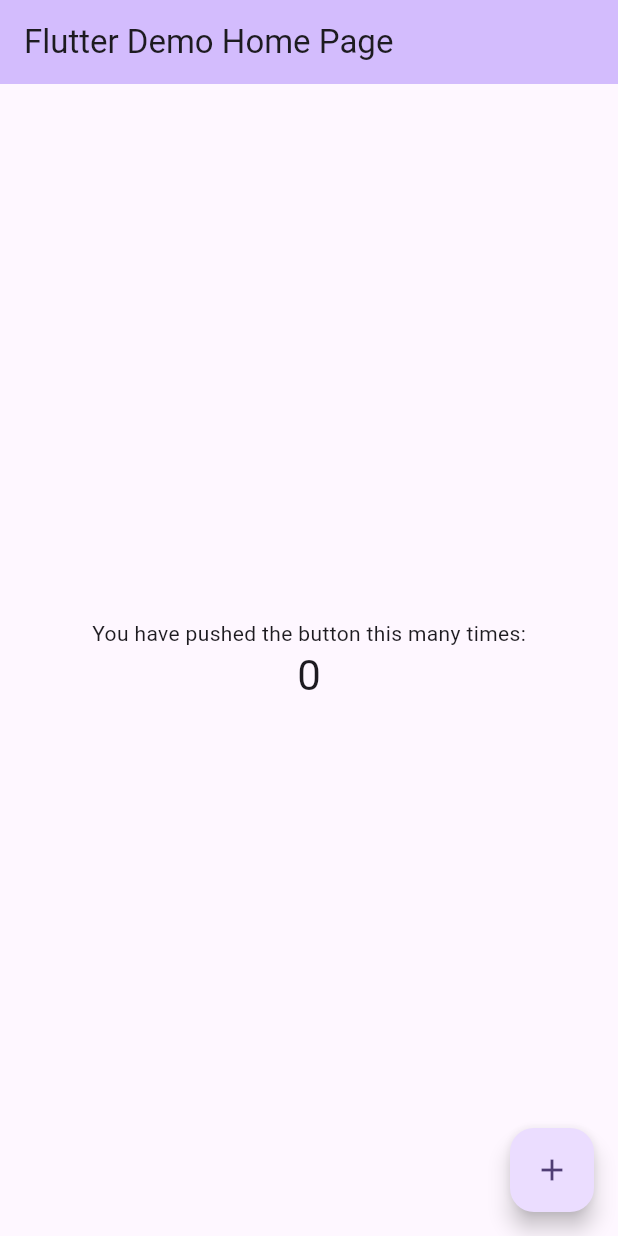
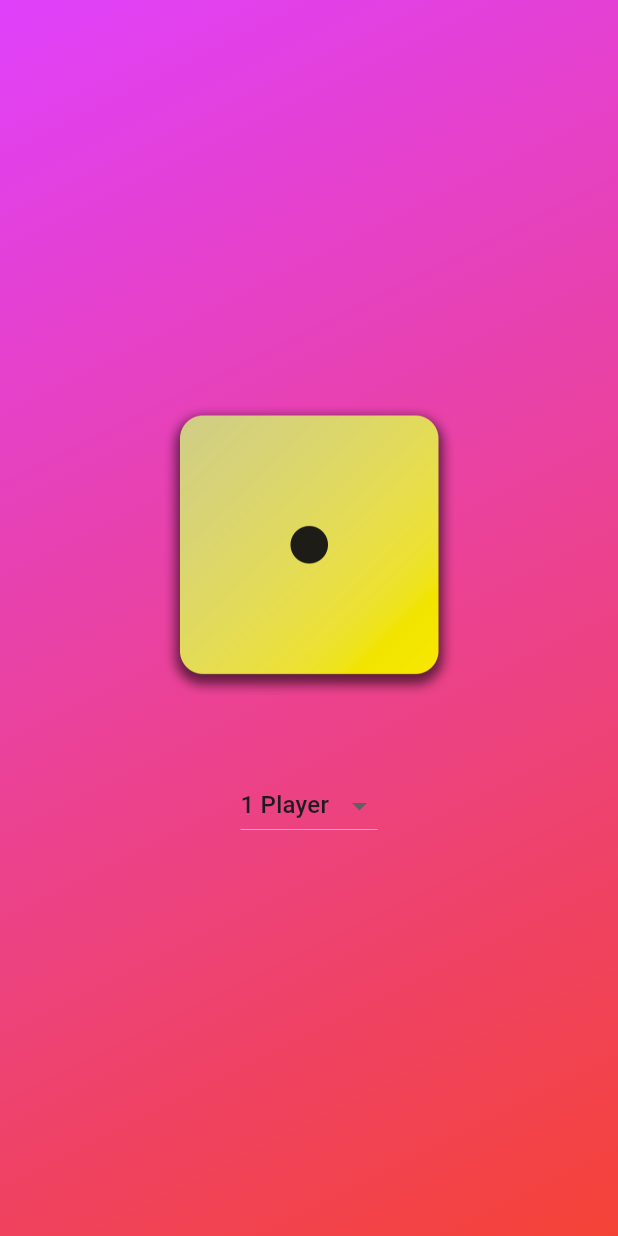
Before and after one commit to majedco03/Dice_roll_game, a Flutter app: the screen it shows after launch, on a phone screen of 412 x 824 dp. Run offline on Flutter 3.47's test engine with Material 3 defaults, Android fonts, the light colour scheme and no system bars.

Commit message:
Added Backgound and player selectsion

```diff
--- /dev/null
+++ b/lib/background.dart
@@ -0,0 +1,21 @@
+import 'package:flutter/material.dart';
+import 'dice_game.dart';
+
+final List<Color> colors = [Colors.purpleAccent, Colors.red];
+
+class Background extends StatelessWidget {
+  const Background({super.key});
+  @override
+  Widget build(context) {
+    return Container(
+      decoration: BoxDecoration(
+        gradient: LinearGradient(
+          colors: colors,
+          begin: Alignment.topLeft,
+          end: Alignment.bottomRight,
+        ),
+      ),
+      child: Center(child: DiceGame()),
+    );
+  }
+}
--- /dev/null
+++ b/lib/dice_game.dart
@@ -0,0 +1,97 @@
+import 'package:flutter/material.dart';
+import 'dart:math';
+
+final randomizer = Random();
+final List<String> items = ['1 Player', '2 Players', '3 Players', '4 Players'];
+
+class DiceGame extends StatefulWidget {
+  @override
+  State<StatefulWidget> createState() {
+    return _DiceGameState();
+  }
+}
+
+class _DiceGameState extends State<DiceGame> {
+  var activeDice1 = 'assets/images/dice-1.png';
+  var activeDice2 = 'assets/images/dice-1.png';
+  var activeDice3 = 'assets/images/dice-1.png';
+  var activeDice4 = 'assets/images/dice-1.png';
+
+  int? numOfPlayers = 1;
+
+  void changeNumOfPlayers(int? value) {
+    setState(() {
+      numOfPlayers = value;
+    });
+  }
+
+  @override
+  Widget build(context) {
+    return Column(
+      mainAxisSize: MainAxisSize.min,
+      children: [
+        if (numOfPlayers == 1) Image.asset(activeDice1, width: 200),
+
+        if (numOfPlayers == 2)
+          Row(
+            mainAxisAlignment: MainAxisAlignment.center,
+            children: [
+              Image.asset(activeDice1, width: 150),
+              SizedBox(width: 20),
+              Image.asset(activeDice2, width: 150),
+            ],
+          ),
+
+        if (numOfPlayers == 3)
+          Column(
+            children: [
+              Row(
+                mainAxisAlignment: MainAxisAlignment.center,
+                children: [
+                  Image.asset(activeDice1, width: 130),
+                  SizedBox(width: 20),
+                  Image.asset(activeDice2, width: 130),
+                ],
+              ),
+              SizedBox(height: 20),
+              Image.asset(activeDice3, width: 130),
+            ],
+          ),
+
+        if (numOfPlayers == 4)
+          Column(
+            children: [
+              Row(
+                mainAxisAlignment: MainAxisAlignment.center,
+                children: [
+                  Image.asset(activeDice1, width: 100),
+                  SizedBox(width: 20),
+                  Image.asset(activeDice2, width: 100),
+                ],
+              ),
+              SizedBox(height: 20),
+              Row(
+                mainAxisAlignment: MainAxisAlignment.center,
+                children: [
+                  Image.asset(activeDice3, width: 100),
+                  SizedBox(width: 20),
+                  Image.asset(activeDice4, width: 100),
+                ],
+              ),
+            ],
+          ),
+        const SizedBox(height: 50),
+        DropdownButton<int>(
+          value: numOfPlayers,
+          items: const [
+            DropdownMenuItem(value: 1, child: Text("1 Player")),
+            DropdownMenuItem(value: 2, child: Text("2 Players")),
+            DropdownMenuItem(value: 3, child: Text("3 Players")),
+            DropdownMenuItem(value: 4, child: Text("4 Players")),
+          ],
+          onChanged: changeNumOfPlayers,
+        ),
+      ],
+    );
+  }
+}
--- a/lib/main.dart
+++ b/lib/main.dart
@@ -1,122 +1,6 @@
 import 'package:flutter/material.dart';
+import 'background.dart';
 
 void main() {
-  runApp(const MyApp());
+  runApp(MaterialApp(home: Scaffold(body: Background())));
 }
-
-class MyApp extends StatelessWidget {
-  const MyApp({super.key});
-
-  // This widget is the root of your application.
-  @override
-  Widget build(BuildContext context) {
-    return MaterialApp(
-      title: 'Flutter Demo',
-      theme: ThemeData(
-        // This is the theme of your application.
-        //
-        // TRY THIS: Try running your application with "flutter run". You'll see
-        // the application has a purple toolbar. Then, without quitting the app,
-        // try changing the seedColor in the colorScheme below to Colors.green
-        // and then invoke "hot reload" (save your changes or press the "hot
-        // reload" button in a Flutter-supported IDE, or press "r" if you used
-        // the command line to start the app).
-        //
-        // Notice that the counter didn't reset back to zero; the application
-        // state is not lost during the reload. To reset the state, use hot
-        // restart instead.
-        //
-        // This works for code too, not just values: Most code changes can be
-        // tested with just a hot reload.
-        colorScheme: ColorScheme.fromSeed(seedColor: Colors.deepPurple),
-      ),
-      home: const MyHomePage(title: 'Flutter Demo Home Page'),
-    );
-  }
-}
-
-class MyHomePage extends StatefulWidget {
-  const MyHomePage({super.key, required this.title});
-
-  // This widget is the home page of your application. It is stateful, meaning
-  // that it has a State object (defined below) that contains fields that affect
-  // how it looks.
-
-  // This class is the configuration for the state. It holds the values (in this
-  // case the title) provided by the parent (in this case the App widget) and
-  // used by the build method of the State. Fields in a Widget subclass are
-  // always marked "final".
-
-  final String title;
-
-  @override
-  State<MyHomePage> createState() => _MyHomePageState();
-}
-
-class _MyHomePageState extends State<MyHomePage> {
-  int _counter = 0;
-
-  void _incrementCounter() {
-    setState(() {
-      // This call to setState tells the Flutter framework that something has
-      // changed in this State, which causes it to rerun the build method below
-      // so that the display can reflect the updated values. If we changed
-      // _counter without calling setState(), then the build method would not be
-      // called again, and so nothing would appear to happen.
-      _counter++;
-    });
-  }
-
-  @override
-  Widget build(BuildContext context) {
-    // This method is rerun every time setState is called, for instance as done
-    // by the _incrementCounter method above.
-    //
-    // The Flutter framework has been optimized to make rerunning build methods
-    // fast, so that you can just rebuild anything that needs updating rather
-    // than having to individually change instances of widgets.
-    return Scaffold(
-      appBar: AppBar(
-        // TRY THIS: Try changing the color here to a specific color (to
-        // Colors.amber, perhaps?) and trigger a hot reload to see the AppBar
-        // change color while the other colors stay the same.
-        backgroundColor: Theme.of(context).colorScheme.inversePrimary,
-        // Here we take the value from the MyHomePage object that was created by
-        // the App.build method, and use it to set our appbar title.
-        title: Text(widget.title),
-      ),
-      body: Center(
-        // Center is a layout widget. It takes a single child and positions it
-        // in the middle of the parent.
-        child: Column(
-          // Column is also a layout widget. It takes a list of children and
-          // arranges them vertically. By default, it sizes itself to fit its
-          // children horizontally, and tries to be as tall as its parent.
-          //
-          // Column has various properties to control how it sizes itself and
-          // how it positions its children. Here we use mainAxisAlignment to
-          // center the children vertically; the main axis here is the vertical
-          // axis because Columns are vertical (the cross axis would be
-          // horizontal).
-          //
-          // TRY THIS: Invoke "debug painting" (choose the "Toggle Debug Paint"
-          // action in the IDE, or press "p" in the console), to see the
-          // wireframe for each widget.
-          mainAxisAlignment: MainAxisAlignment.center,
-          children: <Widget>[
-            const Text('You have pushed the button this many times:'),
-            Text(
-              '$_counter',
-              style: Theme.of(context).textTheme.headlineMedium,
-            ),
-          ],
-        ),
-      ),
-      floatingActionButton: FloatingActionButton(
-        onPressed: _incrementCounter,
-        tooltip: 'Increment',
-        child: const Icon(Icons.add),
-      ), // This trailing comma makes auto-formatting nicer for build methods.
-    );
-  }
-}
```
